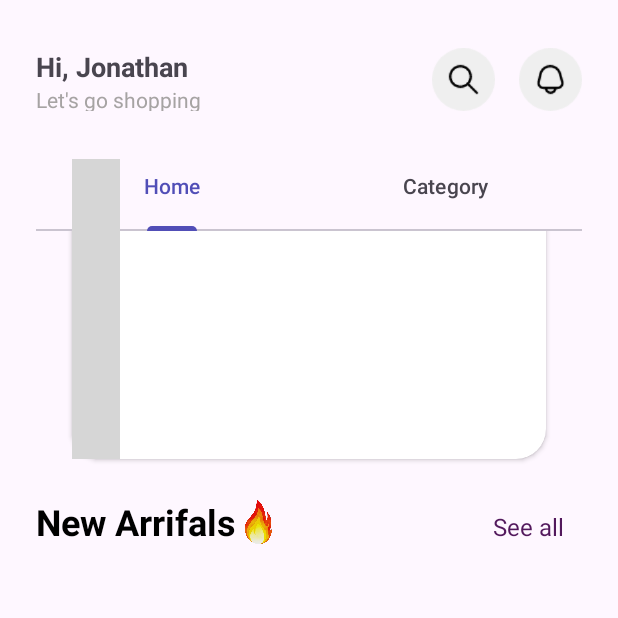
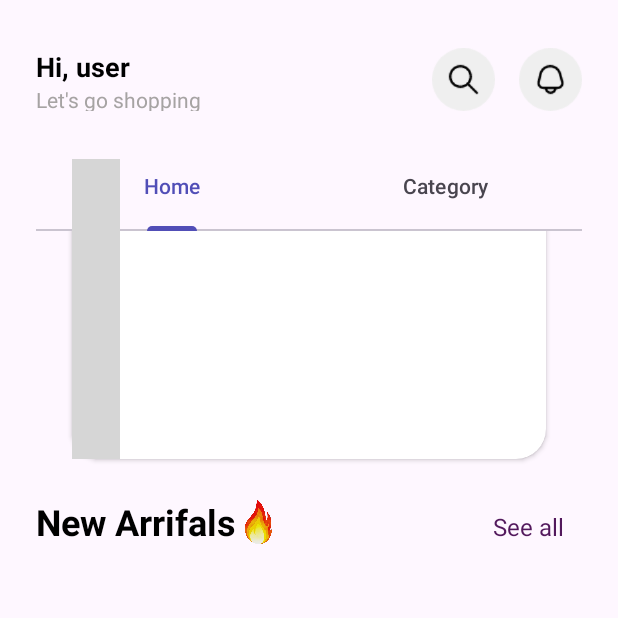
Before and after one commit to kietran/EcommerceApp, an Android app: the screen it shows after launch once a user with an empty profile is signed in (UserActivity), on a phone screen of 412 x 824 dp, the top half of it. Run offline under Robolectric (Android 15) with nearby library versions, the phone set to English and light mode, and no system bars; our stand-ins replace Firebase (no records; nobody signed in at launch, a user with empty details on screens opened directly), Picasso; libraries missing offline, so code that uses them is left out: com.denzcoskun.imageslider; plain views replace ImageSlider; pictures from the network do not load; 14 statements that could not run were skipped; grey boxes are pictures that could not be loaded.

Commit message:
update username in home_user + save createdTimestamps to database

```diff
--- a/app/src/main/java/com/example/EcommerceApp/HomeUser.java
+++ b/app/src/main/java/com/example/EcommerceApp/HomeUserFragment.java
@@ -2,6 +2,7 @@ package com.example.EcommerceApp;
 
 import android.annotation.SuppressLint;
 import android.content.Intent;
+import android.net.Uri;
 import android.os.Bundle;
 
 import androidx.fragment.app.Fragment;
@@ -10,23 +11,25 @@ import androidx.viewpager2.widget.ViewPager2;
 import android.view.LayoutInflater;
 import android.view.View;
 import android.view.ViewGroup;
-import android.widget.ImageButton;
 import android.widget.ImageView;
 import android.widget.TextView;
 
 import com.example.EcommerceApp.adapter.ViewPagerAdapter;
-import com.example.EcommerceApp.domain.user.UserRepository;
+import com.example.EcommerceApp.model.User;
+import com.example.EcommerceApp.utils.AndroidUtil;
+import com.example.EcommerceApp.utils.FirebaseUtil;
 import com.google.android.material.tabs.TabLayout;
 import com.google.android.material.tabs.TabLayoutMediator;
 
 /**
  * A simple {@link Fragment} subclass.
- * Use the {@link HomeUser#newInstance} factory method to
+ * Use the {@link HomeUserFragment#newInstance} factory method to
  * create an instance of this fragment.
  */
-public class HomeUser extends Fragment {
+public class HomeUserFragment extends Fragment {
     private ViewPager2 viewPager;
     private TabLayout tabLayout;
+    private User currentUserModel;
     ImageView btnSearch;
     TextView hiName;
     // TODO: Rename parameter arguments, choose names that match
@@ -38,7 +41,7 @@ public class HomeUser extends Fragment {
     private String mParam1;
     private String mParam2;
 
-    public HomeUser() {
+    public HomeUserFragment() {
         // Required empty public constructor
     }
 
@@ -51,8 +54,8 @@ public class HomeUser extends Fragment {
      * @return A new instance of fragment HomeUser.
      */
     // TODO: Rename and change types and number of parameters
-    public static HomeUser newInstance(String param1, String param2) {
-        HomeUser fragment = new HomeUser();
+    public static HomeUserFragment newInstance(String param1, String param2) {
+        HomeUserFragment fragment = new HomeUserFragment();
         Bundle args = new Bundle();
         args.putString(ARG_PARAM1, param1);
         args.putString(ARG_PARAM2, param2);
@@ -79,6 +82,10 @@ public class HomeUser extends Fragment {
         View rootView = inflater.inflate(R.layout.fragment_home_user, container, false);
         viewPager = rootView.findViewById(R.id.view_pager);
         tabLayout = rootView.findViewById(R.id.tab_layout);
+        hiName = rootView.findViewById(R.id.hiName);
+
+        getUserData();
+
         // Tạo adapter và thiết lập cho ViewPager2
         ViewPagerAdapter adapter = new ViewPagerAdapter(requireActivity());
         viewPager.setAdapter(adapter);
@@ -103,8 +110,16 @@ public class HomeUser extends Fragment {
             }
         });
 
-
-
         return rootView;
     }
+
+    void getUserData(){
+        FirebaseUtil.currentUserDetails().get().addOnCompleteListener(task -> {
+            currentUserModel = task.getResult().toObject(User.class);
+            if(currentUserModel.getUsername() != null)
+                hiName.setText(getString(R.string.welcome_message, currentUserModel.getUsername()));
+            else
+                hiName.setText(getString(R.string.welcome_message, FirebaseUtil.currentUserId()));
+        });
+    }
 }
--- a/app/src/main/java/com/example/EcommerceApp/UserActivity.java
+++ b/app/src/main/java/com/example/EcommerceApp/UserActivity.java
@@ -21,7 +21,7 @@ public class UserActivity extends AppCompatActivity {
 
         BottomNavigationView bottomNavigationView = (BottomNavigationView)findViewById(R.id.bottom_navigation_view);
 
-        getSupportFragmentManager().beginTransaction().replace(R.id.fragmentuser_container, new HomeUser()).commit();
+        getSupportFragmentManager().beginTransaction().replace(R.id.fragmentuser_container, new HomeUserFragment()).commit();
 
         bottomNavigationView.setOnItemSelectedListener(new BottomNavigationView.OnItemSelectedListener() {
             @Override
@@ -31,7 +31,7 @@ public class UserActivity extends AppCompatActivity {
                 int itemId = item.getItemId();
 
                 if (itemId == R.id.navigation_home)
-                    selectedFragment = new HomeUser();
+                    selectedFragment = new HomeUserFragment();
                 else if (itemId == R.id.navigation_myorder)
                     selectedFragment = new MyOrder();
                 else if (itemId == R.id.navigation_favorite)
--- a/app/src/main/java/com/example/EcommerceApp/UserProfileFragment.java
+++ b/app/src/main/java/com/example/EcommerceApp/UserProfileFragment.java
@@ -95,7 +95,7 @@ public class UserProfileFragment extends Fragment {
 
     void onClickLogOut() {
         FirebaseAuth.getInstance().signOut();
-        startActivity(new Intent(requireActivity(), com.example.EcommerceApp.SignIn_Activity.class));
+        startActivity(new Intent(requireActivity(), MainActivity.class));
         requireActivity().finish();
     }
 
--- a/app/src/main/java/com/example/EcommerceApp/ui/SignIn_Activity.java
+++ b/app/src/main/java/com/example/EcommerceApp/ui/SignIn_Activity.java
@@ -58,6 +58,7 @@ public class SignIn_Activity extends AppCompatActivity {
 
         mAuth = FirebaseAuth.getInstance();
         edEmail = findViewById(R.id.edEmail);
+
         edEmail.addTextChangedListener(new TextWatcher() {
             @Override
             public void beforeTextChanged(CharSequence charSequence, int i, int i1, int i2) {
@@ -182,6 +183,7 @@ public class SignIn_Activity extends AppCompatActivity {
 
         });
     }
+
     private void onClickSignIn() {
         findViewById(R.id.prbSI).setVisibility(View.VISIBLE);
         btnSignIn.setVisibility(View.INVISIBLE);
--- a/app/src/main/java/com/example/EcommerceApp/utils/FirebaseUtil.java
+++ b/app/src/main/java/com/example/EcommerceApp/utils/FirebaseUtil.java
@@ -13,7 +13,7 @@ public class FirebaseUtil {
         return FirebaseAuth.getInstance().getUid();
     }
 
-    public static StorageReference  getCurrentProfilePicStorageRef(){
+    public static StorageReference getCurrentProfilePicStorageRef(){
         return FirebaseStorage.getInstance().getReference().child("profile_pic")
                 .child(FirebaseUtil.currentUserId());
     }
--- a/app/src/main/res/layout/activity_sign_up.xml
+++ b/app/src/main/res/layout/activity_sign_up.xml
@@ -58,7 +58,7 @@
             android:background="@drawable/edittext_border"
             android:paddingHorizontal="12dp"
             android:layout_marginBottom="8dp"
-            android:drawableStart="@drawable/baseline_account_circle_24"
+            android:drawableStart="@drawable/account_circle_focused"
             android:drawablePadding="4dp"/>
     </com.google.android.material.textfield.TextInputLayout>
 
--- a/app/src/main/res/layout/fragment_home_user.xml
+++ b/app/src/main/res/layout/fragment_home_user.xml
@@ -5,7 +5,7 @@
     android:layout_width="match_parent"
     android:layout_height="match_parent"
     android:orientation="vertical"
-    tools:context=".HomeUser" >
+    tools:context=".HomeUserFragment" >
     <LinearLayout
         android:layout_width="match_parent"
         android:layout_height="wrap_content"
@@ -29,9 +29,9 @@
                     android:id="@+id/hiName"
                     android:layout_width="match_parent"
                     android:layout_height="wrap_content"
-                    android:text="Hi, Jonathan"
                     android:textSize="18dp"
-                    android:textStyle="bold" />
+                    android:textStyle="bold"
+                    android:textColor="@color/black"/>
 
                 <TextView
                     android:id="@+id/textView2"
--- a/app/src/main/res/layout/fragment_user_profile.xml
+++ b/app/src/main/res/layout/fragment_user_profile.xml
@@ -42,7 +42,6 @@
                     android:id="@+id/usernameTextView"
                     android:layout_width="wrap_content"
                     android:layout_height="wrap_content"
-                    android:text="Username"
                     android:layout_marginTop="7dp"
                     android:textSize="22sp"
                     android:textStyle="bold"
@@ -56,7 +55,6 @@
                     android:id="@+id/emailTextView"
                     android:layout_width="wrap_content"
                     android:layout_height="wrap_content"
-                    android:text="Email"
                     android:textSize="17sp"
                     app:layout_constraintEnd_toEndOf="@+id/usernameTextView"
                     app:layout_constraintStart_toStartOf="@+id/usernameTextView"
--- a/app/src/main/res/values/strings.xml
+++ b/app/src/main/res/values/strings.xml
@@ -10,7 +10,7 @@
     <string name="slide_show_onboarding_activity">Slide Show</string>
     <string name="default_web_client_id">620103331239-uc7n87ip332rubtrud8kvceir5u8bhav.apps.googleusercontent.com</string>
 
-
+    <string name="welcome_message">Hi, %1$s</string>
     <string name="forgot_password">Forgot Password</string>
     <string name="enter_your_email_or_phone_number">Enter your email</string>
     <string name="send_code">Send Code</string>
```
Also changed, not shown: app/src/main/java/com/example/EcommerceApp/domain/user/UserRepository.java (+10 -15 lines).
